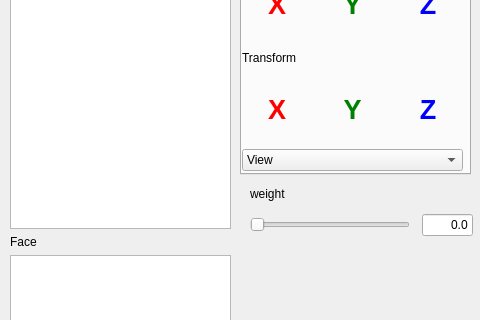
Old version of the form QMA2/TransformWidget.ui in the repository hkrn/MMDAI; both pictures show x 0 to 480 and y 96 to 416 of the 480 by 560 pixel window.
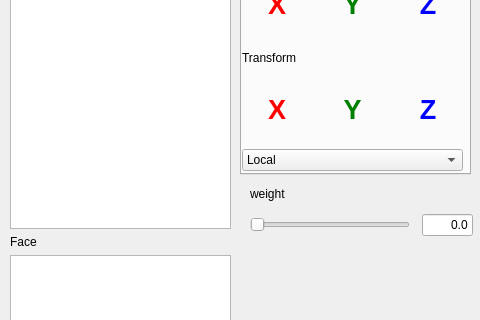
New version of the form. Custom widgets are drawn as their Qt base class.

The edit to the form file:
```diff
--- a/QMA2/TransformWidget.ui
+++ b/QMA2/TransformWidget.ui
@@ -159,11 +159,6 @@
       </item>
       <item>
        <widget class="QComboBox" name="comboBox">
-        <item>
-         <property name="text">
-          <string>View</string>
-         </property>
-        </item>
         <item>
          <property name="text">
           <string>Local</string>
```
Left out of the diff: 5 changed lines with no effect on the pictures.
